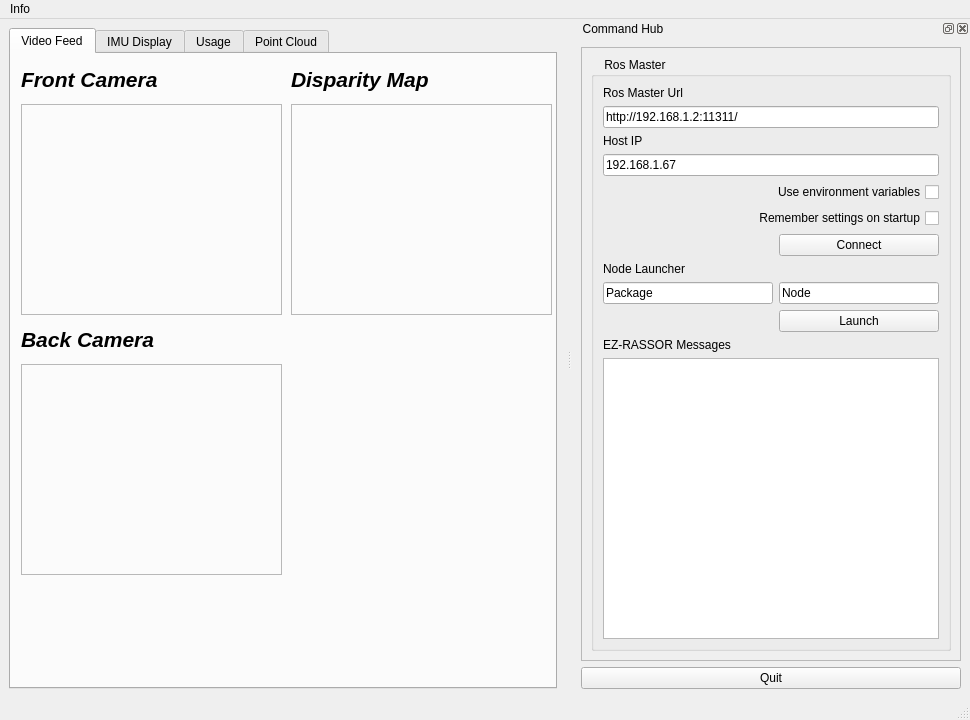
First picture: the form in packages/interfaces/ez_gui/ui/main_window.ui, repository FlaSpaceInst/EZ-RASSOR, before the edit.
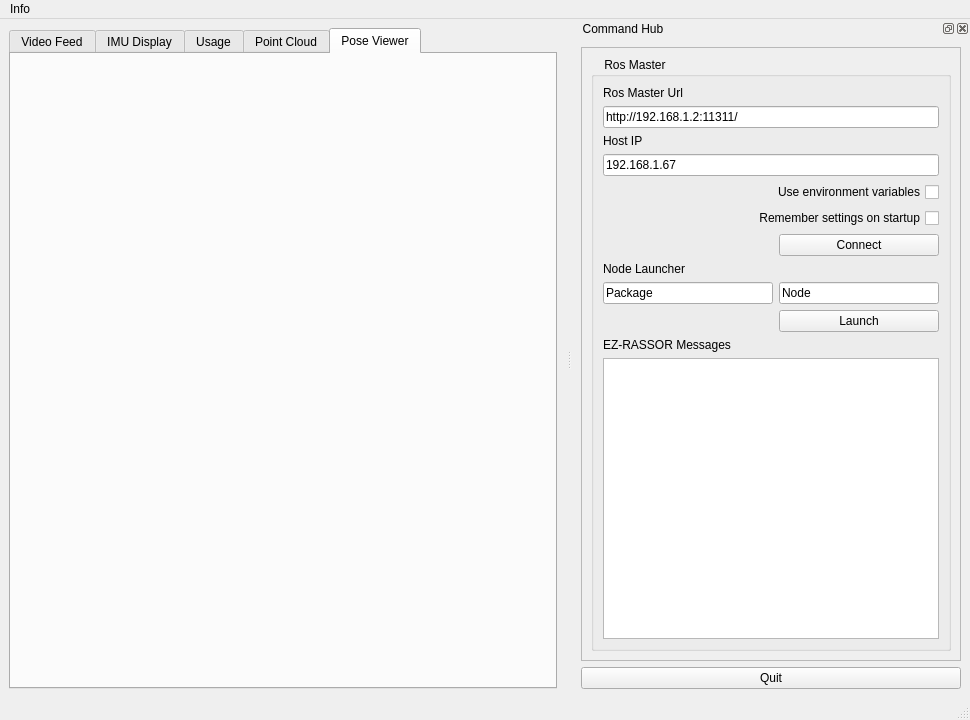
Second picture: the form after the edit. Icons and pictures are not drawn.

Commit message: Added IMU display and Pose Viewer

```diff
--- a/packages/interfaces/ez_gui/ui/main_window.ui
+++ b/packages/interfaces/ez_gui/ui/main_window.ui
@@ -43,7 +43,7 @@
        <enum>QTabWidget::Rounded</enum>
       </property>
       <property name="currentIndex">
-       <number>0</number>
+       <number>4</number>
       </property>
       <widget class="QWidget" name="tab_image">
        <property name="font">
@@ -321,6 +321,22 @@
         <layout class="QVBoxLayout" name="pc_viewer"/>
        </widget>
       </widget>
+      <widget class="QWidget" name="tab">
+       <attribute name="title">
+        <string>Pose Viewer</string>
+       </attribute>
+       <widget class="QWidget" name="verticalLayoutWidget_3">
+        <property name="geometry">
+         <rect>
+          <x>19</x>
+          <y>19</y>
+          <width>521</width>
+          <height>601</height>
+         </rect>
+        </property>
+        <layout class="QVBoxLayout" name="pose_viewer"/>
+       </widget>
+      </widget>
      </widget>
     </item>
    </layout>
```
Left out of the diff: 11 changed lines with no effect on the pictures. The commit also changes 4 other files.
